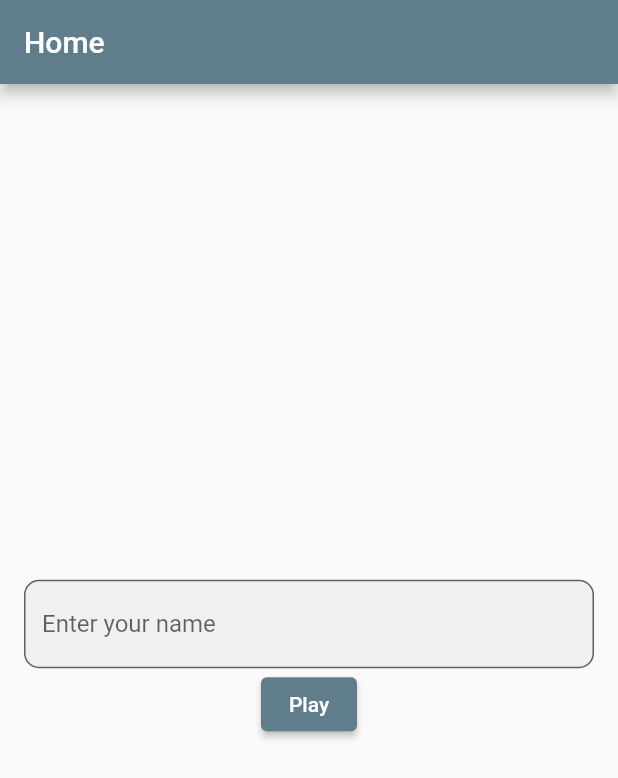
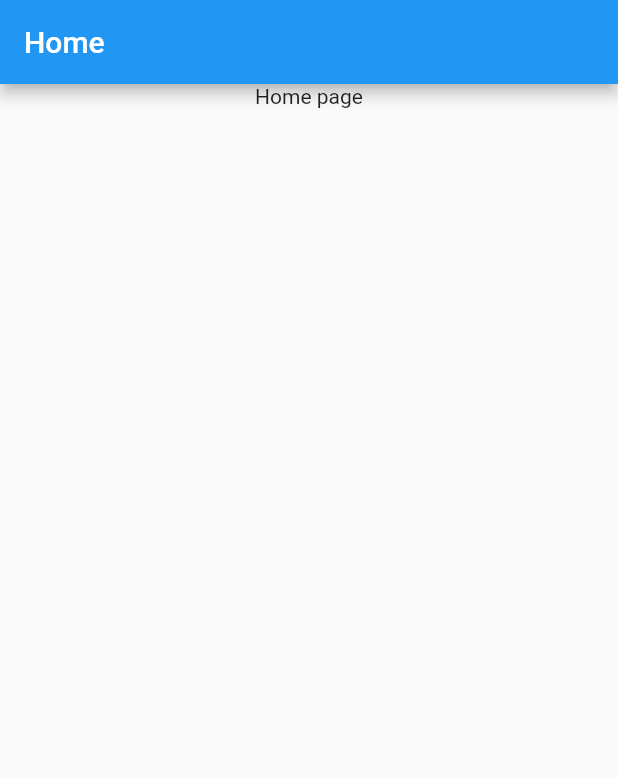
Before and after one commit to pjeannin/Workshop-Flutter, a Flutter app: the screen it shows after launch, on a phone screen of 412 x 824 dp. Shown: the top 778 px of the screen. Run offline on Flutter 3.47's test engine with Material 2 defaults, Android fonts, the phone set to English and light mode, and no system bars.

Commit message:
add todos for workshop

```diff
--- a/lib/main.dart
+++ b/lib/main.dart
@@ -2,18 +2,18 @@ import 'package:flutter/material.dart';
 import 'package:workshop_flutter/screens/home.dart';
 
 void main() {
-  runApp(const MyApp());
+  runApp(const WorkshopApp());
 }
 
-class MyApp extends StatelessWidget {
-  const MyApp({Key? key}) : super(key: key);
+class WorkshopApp extends StatelessWidget {
+  const WorkshopApp({Key? key}) : super(key: key);
 
   @override
   Widget build(BuildContext context) {
     return MaterialApp(
       title: 'Flutter Demo',
       theme: ThemeData(
-        primarySwatch: Colors.blueGrey,
+        primarySwatch: Colors.blue,
       ),
       home: const Home(),
     );
--- a/lib/screens/home.dart
+++ b/lib/screens/home.dart
@@ -21,27 +21,9 @@ class Home extends StatelessWidget {
         title: const Text('Home'),
       ),
       body: Center(
-        child: Column(
-          mainAxisAlignment: MainAxisAlignment.center,
-          children: [
-            Padding(
-              padding: const EdgeInsets.symmetric(horizontal: 16.0),
-              child: TextField(
-                onChanged: (value) => playerName = value,
-                onSubmitted: (value) => _changePage(),
-                decoration: InputDecoration(
-                  hintText: "Enter your name",
-                  filled: true,
-                  border: OutlineInputBorder(
-                    borderRadius: BorderRadius.circular(10),
-                  ),
-                ),
-              ),
-            ),
-            ElevatedButton(
-              onPressed: _changePage,
-              child: const Text('Play'),
-            )
+        child: Column( // TODO: Center the content
+          children: [ // TODO: Add a TextField to get the player name and a play button that calls _changePage()
+              const Text("Home page")
           ],
         ),
       ),
```
Also changed, not shown: lib/screens/game.dart (+5 -25 lines), 1 other file.
